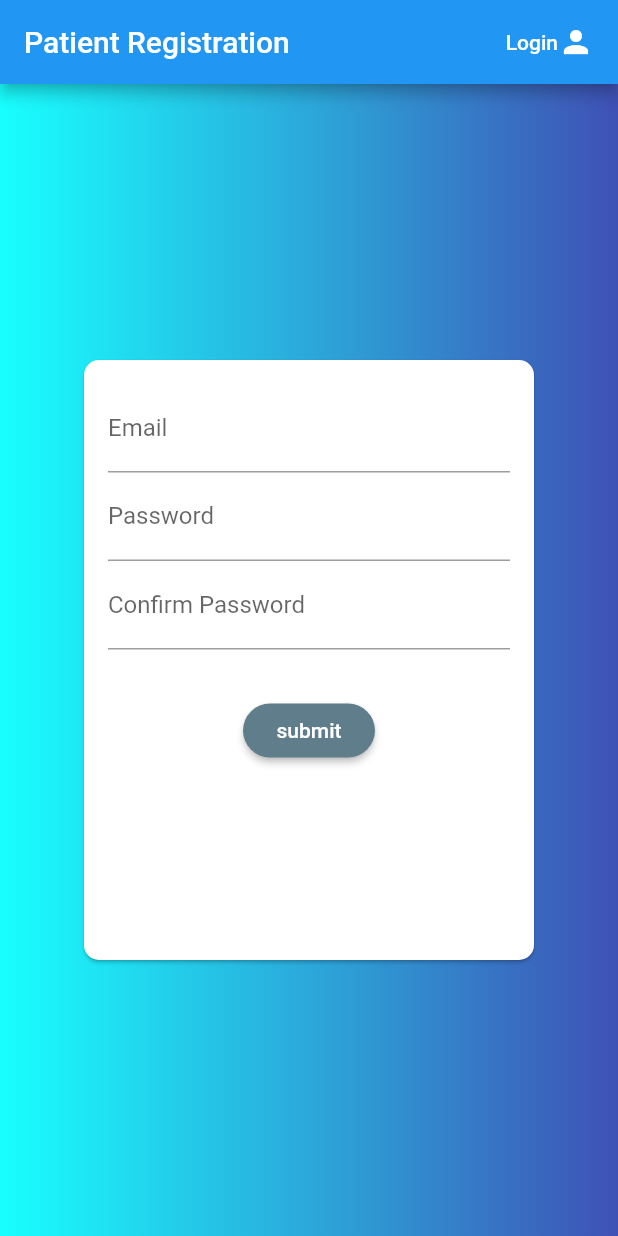
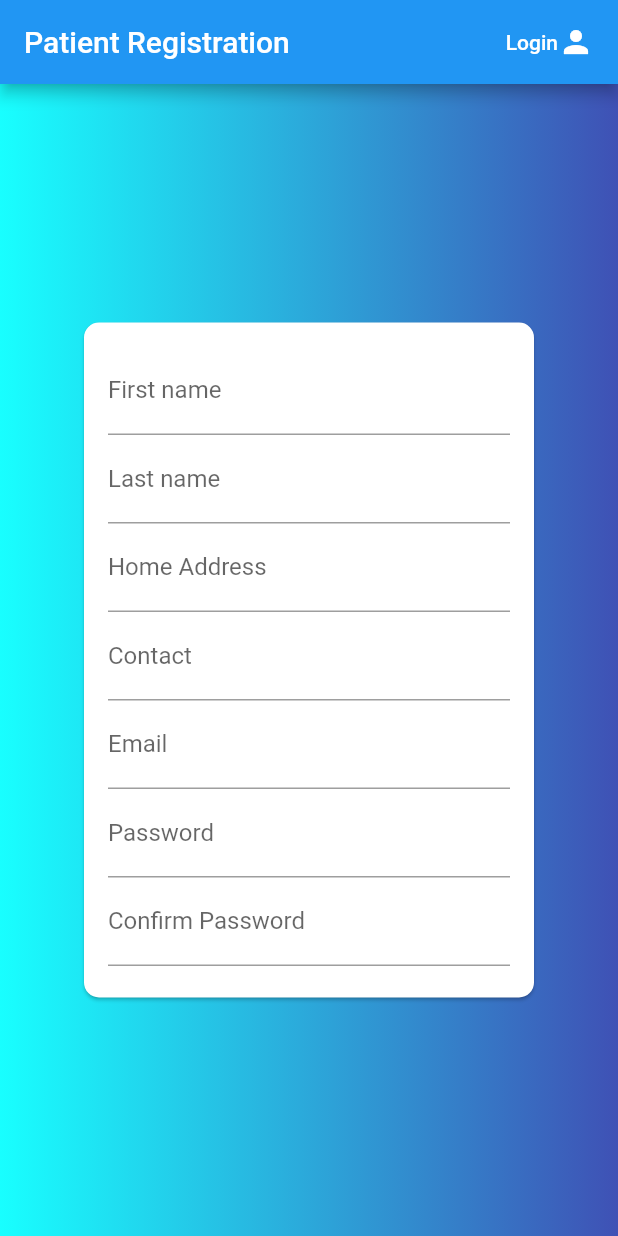
Before and after one commit to Lethokuhle123/AID, a Flutter app: the screen it shows after launch, after a tap on "Register", after a tap on "Patient", on a phone screen of 412 x 824 dp. Run offline on Flutter 3.47's test engine with Material 2 defaults, Android fonts, the light colour scheme and no system bars.

Commit message:
Patient Registration

```diff
--- a/lib/login_screen.dart
+++ b/lib/login_screen.dart
@@ -24,19 +24,7 @@ class _LoginScreenState extends State<LoginScreen> {
     return Scaffold(
       appBar: AppBar(
         title: Text('Login'),
-        actions: <Widget>[
-          TextButton(
-            child: Row(
-              children: <Widget>[
-                Text('Register'),
-                Icon(Icons.person_add)
-              ],
-            ),
-            onPressed: (){
-              Navigator.of(context).pushReplacementNamed(UserRegister.routeName);
-            },
-          )
-        ],
+        centerTitle: true,
       ),
       body: Stack(
         children: <Widget>[
@@ -56,7 +44,7 @@ class _LoginScreenState extends State<LoginScreen> {
                 borderRadius: BorderRadius.circular(10.0),
               ),
               child: Container(
-                height: 260,
+                height: 400,
                 width: 300,
                 padding: EdgeInsets.all(16),
                 child: Form(
@@ -100,11 +88,11 @@ class _LoginScreenState extends State<LoginScreen> {
                             },
                         ),
                         SizedBox(
-                          height: 30,
+                          height: 20,
                         ),
                         ElevatedButton(
                           child: Text(
-                            'sign in as Patient'
+                            'Sign in as Patient'
                           ),
                           onPressed: ()
                             {
@@ -113,17 +101,29 @@ class _LoginScreenState extends State<LoginScreen> {
 
                         ),
                         SizedBox(
-                          height: 30,
+                          height: 15,
                         ),
                         ElevatedButton(
                           child: Text(
-                              'sign in as Doctor'
+                              'Sign in as Doctor'
                           ),
                           onPressed: ()
                           {
                             _submit();
                           },
                         ),
+                        SizedBox(
+                          height: 15,
+                        ),
+                        ElevatedButton(
+                          child:  Text(
+                            'Register'
+                          ),
+                          onPressed: ()
+                          {
+                            Navigator.of(context).pushReplacementNamed(UserRegister.routeName);
+                          },
+                          ),
                       ],
                     ),
                   ),
--- a/lib/models/authentication.dart
+++ b/lib/models/authentication.dart
@@ -6,7 +6,7 @@ import 'dart:convert';
 class Authentication with ChangeNotifier
 {
 
-  Future<void> register(String email, String password) async
+  Future<void> register(String name,String surname, String address, String contact, String email, String password) async
   {
     //const url = 'https://identitytoolkit.googleapis.com/v1/accounts:signInWithCustomToken?key=AIzaSyDxhRjWetZ9n8Ujln6BlKj6zkeF5GWnUas';
     //var url = Uri.parse("https://AIzaSyDxhRjWetZ9n8Ujln6BlKj6zkeF5GWnUas");
@@ -15,6 +15,10 @@ class Authentication with ChangeNotifier
 
     final response = await http.post(url, body: json.encode(
       {
+        'Name' : name,
+        'Surname' : surname,
+        'Address' : address,
+        'Contact' : contact,
         'email' : email,
         'password' : password,
         'returnSecureToken' : true,
--- a/lib/register_as.dart
+++ b/lib/register_as.dart
@@ -15,6 +15,7 @@ class _UserRegisterState extends State<UserRegister>{
        title: Text('Register as'),
        backgroundColor: Colors.blue,
        centerTitle: true,
+       automaticallyImplyLeading: true,
 
      ),
       body: Stack(
@@ -70,7 +71,7 @@ class _UserRegisterState extends State<UserRegister>{
                             ),
                             onPressed: ()
                             {
-                              Navigator.of(context).pushReplacementNamed(RegistrationScreen.routeName);
+
                             },
                             shape: RoundedRectangleBorder(
                               borderRadius: BorderRadius.circular(10),
--- a/lib/registration_screen.dart
+++ b/lib/registration_screen.dart
@@ -17,6 +17,10 @@ class _RegistrationScreenState extends State<RegistrationScreen> {
   TextEditingController _passwordController = new TextEditingController();
 
   Map<String, String> _authData = {
+    'Name'
+    'Surname'
+    'Address'
+    'Contact'
     'email' : '',
     'password' : ''
   };
@@ -30,6 +34,10 @@ class _RegistrationScreenState extends State<RegistrationScreen> {
     _formKey.currentState.save();
 
     await Provider.of<Authentication>(context, listen: false).register(
+        _authData['Name'],
+        _authData['Surname'],
+        _authData['Address'],
+        _authData['Contact'],
         _authData['email'],
         _authData['password']);
   }
@@ -39,6 +47,7 @@ class _RegistrationScreenState extends State<RegistrationScreen> {
     return Scaffold(
       appBar: AppBar(
         title: Text('Patient Registration'),
+        automaticallyImplyLeading: true,
         actions: <Widget>[
           FlatButton(
             child: Row(
@@ -72,7 +81,7 @@ class _RegistrationScreenState extends State<RegistrationScreen> {
                 borderRadius: BorderRadius.circular(10.0),
               ),
               child: Container(
-                height: 400,
+                height: 450,
                 width: 300,
                 padding: EdgeInsets.all(16),
                 child: Form(
@@ -80,6 +89,44 @@ class _RegistrationScreenState extends State<RegistrationScreen> {
                   child: SingleChildScrollView(
                     child: Column(
                       children: <Widget>[
+
+                        //First name
+                        TextFormField(
+                            decoration: InputDecoration(labelText: 'First name'),
+                            keyboardType: TextInputType.name,
+                            onSaved: (value)
+                            {
+                              _authData['Name'] = value;
+                            }
+                        ),
+
+                        //Last Name
+                        TextFormField(
+                            decoration: InputDecoration(labelText: 'Last name'),
+                            keyboardType: TextInputType.name,
+                            onSaved: (value)
+                            {
+                              _authData['Surname'] = value;
+                            }
+                        ),
+                        TextFormField(
+                            decoration: InputDecoration(labelText: 'Home Address'),
+                            keyboardType: TextInputType.streetAddress,
+                            onSaved: (value)
+                            {
+                              _authData['Address'] = value;
+                            }
+                        ),
+
+                        //Phone number of the patient
+                        TextFormField(
+                            decoration: InputDecoration(labelText: 'Contact'),
+                            keyboardType: TextInputType.phone,
+                            onSaved: (value)
+                            {
+                              _authData['Contact'] = value;
+                            }
+                        ),
 
                         //Email
                         TextFormField(
--- a/pubspec.yaml
+++ b/pubspec.yaml
@@ -28,6 +28,7 @@ dependencies:
   # The following adds the Cupertino Icons font to your application.
   # Use with the CupertinoIcons class for iOS style icons.
   cupertino_icons: ^1.0.2
+
 
 dev_dependencies:
   flutter_test:
```
